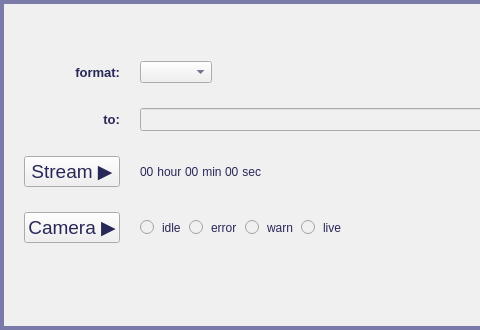
Qt form src/Ui/AppWindow.ui (NikolayRag/strYim) before a commit; both pictures show x 0 to 480 and y 0 to 330 of the 804 by 330 pixel window.
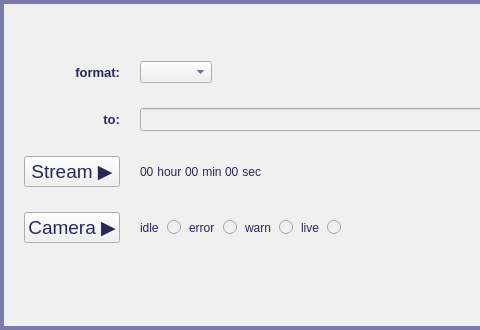
The same form after that commit.

Commit message: add: UI Source state message

Patch:
```diff
--- a/src/Ui/AppWindow.ui
+++ b/src/Ui/AppWindow.ui
@@ -177,16 +177,6 @@
             <property name="spacing">
              <number>8</number>
             </property>
-            <item>
-             <widget class="QRadioButton" name="radioCamIdle">
-              <property name="enabled">
-               <bool>false</bool>
-              </property>
-              <property name="styleSheet">
-               <string notr="true">color: rgb(255, 255, 255);</string>
-              </property>
-             </widget>
-            </item>
             <item>
              <widget class="QLabel" name="labelCamIdle">
               <property name="text">
@@ -194,6 +184,23 @@
               </property>
              </widget>
             </item>
+            <item>
+             <widget class="QRadioButton" name="radioCamIdle">
+              <property name="enabled">
+               <bool>false</bool>
+              </property>
+              <property name="styleSheet">
+               <string notr="true">color: rgb(255, 255, 255);</string>
+              </property>
+             </widget>
+            </item>
+            <item>
+             <widget class="QLabel" name="labelCamError">
+              <property name="text">
+               <string>error</string>
+              </property>
+             </widget>
+            </item>
             <item>
              <widget class="QRadioButton" name="radioCamError">
               <property name="enabled">
@@ -208,24 +215,6 @@
               </property>
              </widget>
             </item>
-            <item>
-             <widget class="QLabel" name="labelCamError">
-              <property name="text">
-               <string>error</string>
-              </property>
-             </widget>
-            </item>
-            <item>
-             <widget class="QRadioButton" name="radioCamWarn">
-              <property name="enabled">
-               <bool>false</bool>
-              </property>
-              <property name="styleSheet">
-               <string notr="true">color: rgb(255, 255, 0);
-</string>
-              </property>
-             </widget>
-            </item>
             <item>
              <widget class="QLabel" name="labelCamWarn">
               <property name="text">
@@ -234,12 +223,12 @@
              </widget>
             </item>
             <item>
-             <widget class="QRadioButton" name="radioCamAir">
+             <widget class="QRadioButton" name="radioCamWarn">
               <property name="enabled">
                <bool>false</bool>
               </property>
               <property name="styleSheet">
-               <string notr="true">color: rgb(0, 192, 0);
+               <string notr="true">color: rgb(255, 255, 0);
 </string>
               </property>
              </widget>
@@ -251,6 +240,29 @@
               </property>
              </widget>
             </item>
+            <item>
+             <widget class="QRadioButton" name="radioCamAir">
+              <property name="enabled">
+               <bool>false</bool>
+              </property>
+              <property name="styleSheet">
+               <string notr="true">color: rgb(0, 192, 0);
+</string>
+              </property>
+             </widget>
+            </item>
+            <item>
+             <widget class="QLabel" name="camMessage">
+              <property name="font">
+               <font>
+                <italic>true</italic>
+               </font>
+              </property>
+              <property name="text">
+               <string/>
+              </property>
+             </widget>
+            </item>
             <item>
              <spacer name="horizontalSpacer_4">
               <property name="orientation">
```
Left out of the diff: 68 changed lines with no effect on the pictures. The commit also changes 1 other file.
